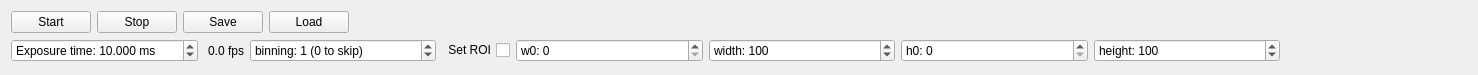
Old version of the form mahos/gui/ui/camera.ui in the repository ToyotaCRDL/mahos.
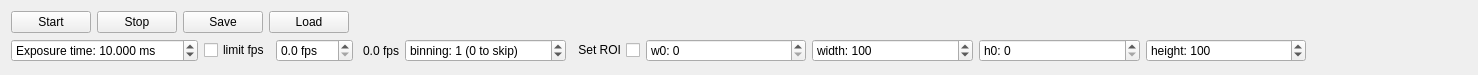
New version of the form.

Commit message: gui/camera: add frame rate setting widgets

Patch:
```diff
--- a/mahos/gui/ui/camera.ui
+++ b/mahos/gui/ui/camera.ui
@@ -95,6 +95,23 @@
        </property>
       </widget>
      </item>
+     <item>
+      <widget class="QCheckBox" name="framerateenableBox">
+       <property name="text">
+        <string>limit fps</string>
+       </property>
+      </widget>
+     </item>
+     <item>
+      <widget class="QDoubleSpinBox" name="framerateBox">
+       <property name="suffix">
+        <string> fps</string>
+       </property>
+       <property name="decimals">
+        <number>1</number>
+       </property>
+      </widget>
+     </item>
      <item>
       <widget class="QLabel" name="fpsLabel">
        <property name="sizePolicy">
```
Left out of the diff: 15 changed lines with no effect on the pictures. The commit also changes 1 other file.
